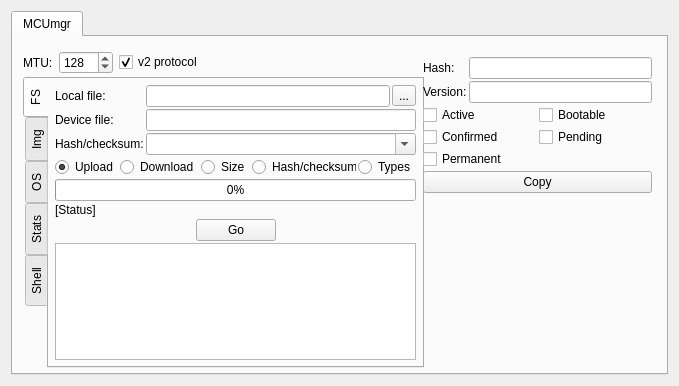
Before: the Qt Designer form plugins/mcumgr/form.ui in thedjnK/AuTerm, drawn with Qt 5.
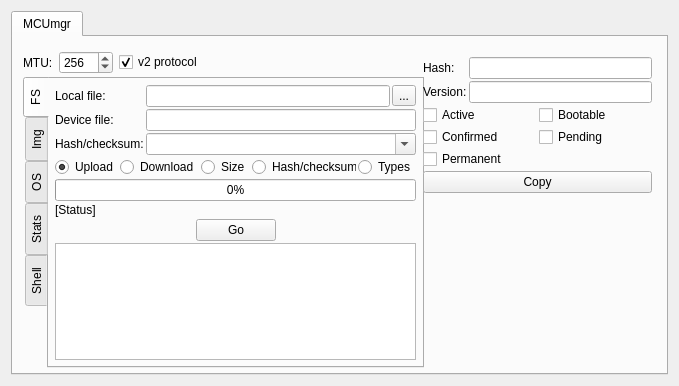
After: the same form once the commit is applied.

Patch:
```diff
--- a/plugins/mcumgr/form.ui
+++ b/plugins/mcumgr/form.ui
@@ -1246,10 +1246,10 @@
            <number>32</number>
           </property>
           <property name="maximum">
-           <number>2048</number>
+           <number>8192</number>
           </property>
           <property name="value">
-           <number>128</number>
+           <number>256</number>
           </property>
          </widget>
         </item>
```
